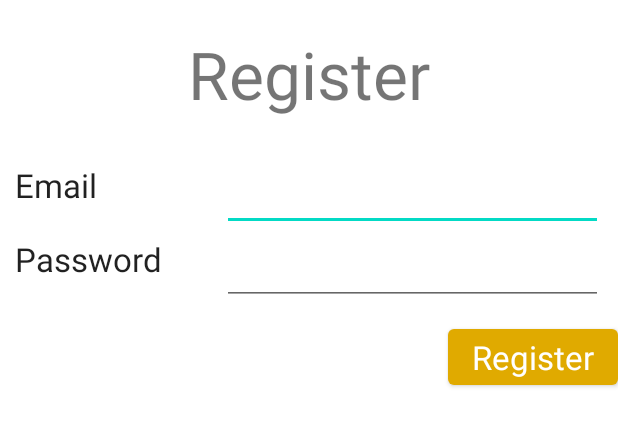
After one commit to Edithcm21/Tu_Basura_Vale, an Android app: the layout registro.xml on its own in the app's theme, with its tools: preview values and no code run, on a phone screen of 412 x 824 dp. The commit adds this screen. Shown: the top 426 px of the screen. Run offline under Robolectric (Android 15) with nearby library versions, the phone set to English and light mode, and no system bars.

Commit message:
Registro Correo/Contraseña, Mapa

```diff
--- a/app/build.gradle
+++ b/app/build.gradle
@@ -54,6 +54,7 @@ dependencies {
     implementation 'androidx.lifecycle:lifecycle-viewmodel-ktx:2.5.1'
     implementation 'androidx.navigation:navigation-fragment:2.5.3'
     implementation 'androidx.navigation:navigation-ui:2.5.3'
+    implementation 'com.google.android.gms:play-services-maps:18.1.0'
     testImplementation 'junit:junit:4.13.2'
     androidTestImplementation 'androidx.test.ext:junit:1.1.3'
     androidTestImplementation 'androidx.test.espresso:espresso-core:3.4.0'
--- /dev/null
+++ b/app/src/main/res/layout/registro.xml
@@ -0,0 +1,64 @@
+<?xml version="1.0" encoding="utf-8"?>
+<LinearLayout xmlns:android="http://schemas.android.com/apk/res/android"
+    android:orientation="vertical"
+    android:layout_width="match_parent"
+    android:layout_height="match_parent">
+
+    <TextView
+        android:layout_width="wrap_content"
+        android:layout_height="wrap_content"
+        android:layout_gravity="center"
+        android:textSize="44sp"
+        android:padding="20dp"
+        android:text="Register" />
+
+    <RelativeLayout
+        android:layout_width="match_parent"
+        android:layout_height="wrap_content"
+        android:padding="10dp">
+
+        <TextView
+            android:id="@+id/tvEmailRegister"
+            android:layout_width="wrap_content"
+            android:layout_height="wrap_content"
+            android:text="Email"
+            android:textAppearance="@android:style/TextAppearance.DeviceDefault.Large" />
+
+        <EditText
+            android:id="@+id/etEmailRegister"
+            android:layout_width="match_parent"
+            android:layout_height="wrap_content"
+            android:layout_alignStart="@id/etPasswordlRegister" />
+
+        <TextView
+            android:id="@+id/tvPasswordRegister"
+            android:layout_width="wrap_content"
+            android:layout_height="wrap_content"
+            android:layout_below="@id/tvEmailRegister"
+            android:layout_marginTop="20dp"
+            android:text="Password"
+            android:textAppearance="@android:style/TextAppearance.DeviceDefault.Large" />
+
+        <EditText
+            android:id="@+id/etPasswordlRegister"
+            android:layout_width="match_parent"
+            android:layout_height="wrap_content"
+            android:layout_below="@+id/tvEmailRegister"
+            android:layout_marginStart="40dp"
+            android:layout_marginTop="20dp"
+            android:layout_toEndOf="@id/tvPasswordRegister"
+            android:autofillHints=""
+            android:inputType="textPassword" />
+
+
+    </RelativeLayout>
+
+    <Button
+        android:id="@+id/btnRegister"
+        android:layout_width="wrap_content"
+        android:layout_height="wrap_content"
+        android:layout_gravity="end"
+        android:textAppearance="@android:style/TextAppearance.DeviceDefault.Large"
+        android:text="Register" />
+
+</LinearLayout>
```
Also changed, not shown: app/src/main/AndroidManifest.xml (+9 -0 lines), app/src/main/java/com/example/tu_basura_vale/ActivityMainLogin.java (+11 -1 lines), app/src/main/java/com/example/tu_basura_vale/MainActivity.java (+7 -32 lines), app/src/main/java/com/example/tu_basura_vale/Registro.java (added, +59 -0 lines), app/src/main/java/com/example/tu_basura_vale/ui/Basureros/BasurerosFragment.java (+32 -3 lines), app/src/main/java/com/example/tu_basura_vale/ui/Inicio/InicioFragment.java (+30 -2 lines), app/src/main/res/layout/activity_main_login.xml (+11 -0 lines), app/src/main/res/layout/fragment_basureros.xml (+11 -36 lines), app/src/main/res/layout/fragment_inicio.xml (+7 -22 lines).
